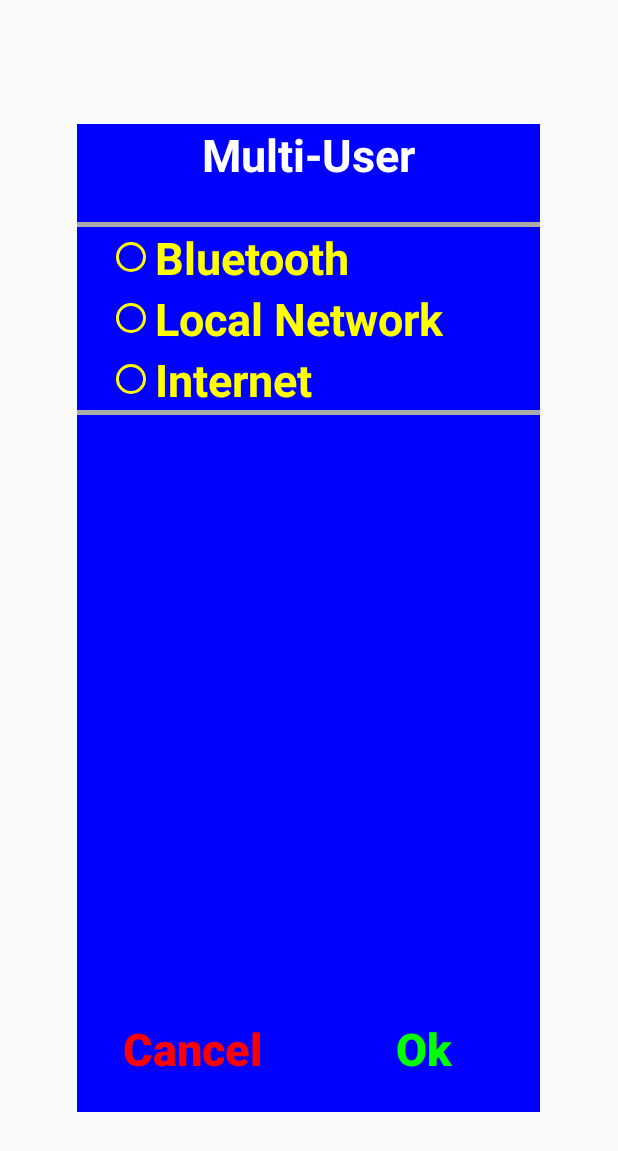
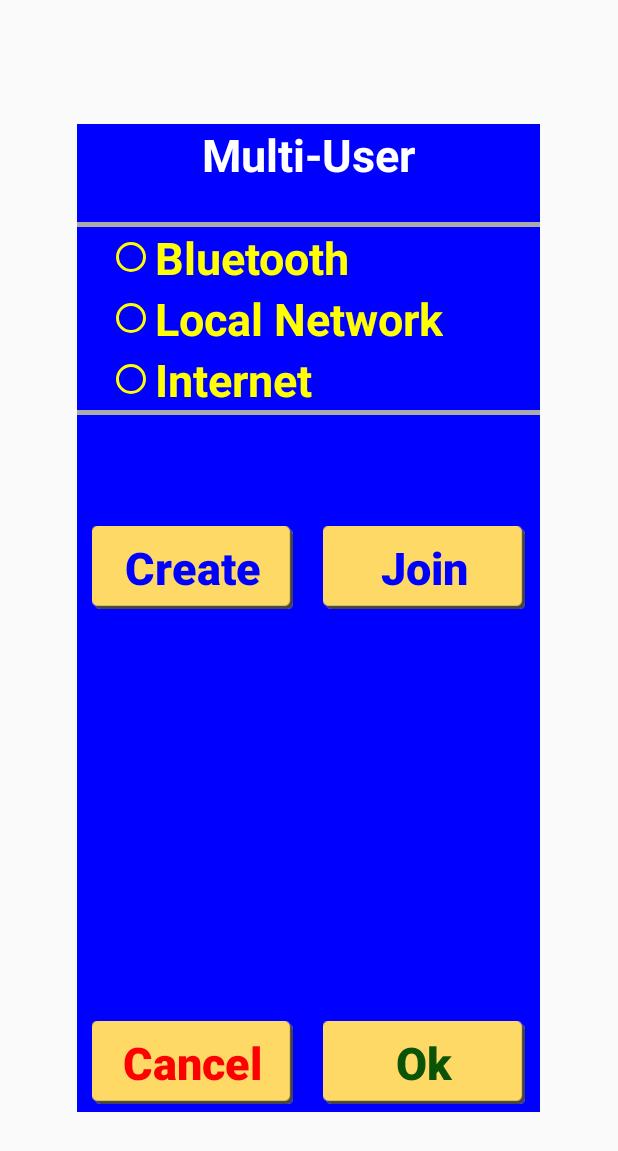
Before and after one commit to SmileChaoLee/GroundhogHunter, an Android app: the layout activity_multi_user.xml on its own in the app's theme, with its tools: preview values and no code run, on a phone screen of 412 x 824 dp. Shown: the top 1151 px of the screen. Run offline under Robolectric (Android 15) with nearby library versions, the phone set to English and light mode, and no system bars.

Commit message:
1. Finished media type choosing for multiple users 2. Added 2 buttons on multiple users UI (Create and Join)

```diff
--- a/app/src/main/res/layout/activity_multi_user.xml
+++ b/app/src/main/res/layout/activity_multi_user.xml
@@ -58,7 +58,7 @@
                 android:layout_height="0dp"
                 android:divider="@drawable/layout_horizontal_divider"
                 android:showDividers="beginning|end"
-                android:layout_weight="4">
+                android:layout_weight="3">
                 <RadioGroup
                     android:id="@+id/networkMediaTypeRadioGroup"
                     android:layout_width="wrap_content"
@@ -71,7 +71,7 @@
                         android:buttonTint="@color/yellow"
                         android:textColor="@color/yellow"
                         android:textAllCaps="false"
-                        android:text="Bluetooth">
+                        android:text="@string/bluetoothStr">
                     </RadioButton>
                     <RadioButton
                         android:id="@+id/lanRadioButton"
@@ -80,7 +80,7 @@
                         android:buttonTint="@color/yellow"
                         android:textColor="@color/yellow"
                         android:textAllCaps="false"
-                        android:text="Local Network">
+                        android:text="@string/lanStr">
                     </RadioButton>
                     <RadioButton
                         android:id="@+id/internetRadioButton"
@@ -89,7 +89,7 @@
                         android:buttonTint="@color/yellow"
                         android:textColor="@color/yellow"
                         android:textAllCaps="false"
-                        android:text="Internet">
+                        android:text="@string/internetStr">
                     </RadioButton>
                 </RadioGroup>
             </LinearLayout>
@@ -98,7 +98,47 @@
                 android:orientation="vertical"
                 android:layout_width="match_parent"
                 android:layout_height="0dp"
-                android:layout_weight="4">
+                android:layout_weight="5"
+                android:weightSum="5">
+
+                <LinearLayout
+                    android:orientation="horizontal"
+                    android:layout_width="match_parent"
+                    android:layout_height="0dp"
+                    android:layout_weight="1"
+                    android:weightSum="2">
+                    <Button
+                        android:layout_width="0dp"
+                        android:layout_height="wrap_content"
+                        android:layout_weight="1"
+                        android:textAllCaps="false"
+                        android:layout_marginLeft="10dp"
+                        android:layout_marginTop="5dp"
+                        android:layout_marginRight="10dp"
+                        android:layout_marginBottom="5dp"
+                        android:background="@drawable/normal_button_image"
+                        android:text="@string/createGameStr">
+                    </Button>
+                    <Button
+                        android:layout_width="0dp"
+                        android:layout_height="wrap_content"
+                        android:layout_weight="1"
+                        android:textAllCaps="false"
+                        android:layout_marginLeft="10dp"
+                        android:layout_marginTop="5dp"
+                        android:layout_marginRight="10dp"
+                        android:layout_marginBottom="5dp"
+                        android:background="@drawable/normal_button_image"
+                        android:text="@string/joinGameStr">
+                    </Button>
+                </LinearLayout>
+                <LinearLayout
+                    android:orientation="vertical"
+                    android:layout_width="match_parent"
+                    android:layout_height="0dp"
+                    android:layout_weight="4">
+
+                </LinearLayout>
 
             </LinearLayout>
 
@@ -116,7 +156,11 @@
                     android:gravity="center"
                     android:textAllCaps="false"
                     android:textColor="@color/red"
-                    android:background="@color/transparent"
+                    android:layout_marginLeft="10dp"
+                    android:layout_marginTop="5dp"
+                    android:layout_marginRight="10dp"
+                    android:layout_marginBottom="5dp"
+                    android:background="@drawable/normal_button_image"
                     android:text="@string/cancelStr" >
                 </Button>
                 <Button
@@ -126,8 +170,12 @@
                     android:layout_weight="1"
                     android:gravity="center"
                     android:textAllCaps="false"
-                    android:textColor="@color/green"
-                    android:background="@color/transparent"
+                    android:textColor="@color/darkGreen"
+                    android:layout_marginLeft="10dp"
+                    android:layout_marginTop="5dp"
+                    android:layout_marginRight="10dp"
+                    android:layout_marginBottom="5dp"
+                    android:background="@drawable/normal_button_image"
                     android:text="@string/okStr" >
                 </Button>
             </LinearLayout>
--- a/app/src/main/res/values/strings.xml
+++ b/app/src/main/res/values/strings.xml
@@ -35,6 +35,11 @@
     <string name="onStr">On</string>
     <string name="offStr">Off</string>
     <string name="multiUserStr">Multi-User</string>
+    <string name="bluetoothStr">Bluetooth</string>
+    <string name="lanStr">Local Network</string>
+    <string name="internetStr">Internet</string>
+    <string name="createGameStr">Create</string>
+    <string name="joinGameStr">Join</string>
 
     <string-array name="soundOptionList">
         <item>@string/onStr</item>
```
Also changed, not shown: app/src/main/res/drawable/normal_button_image.png (added), 2 other files.
